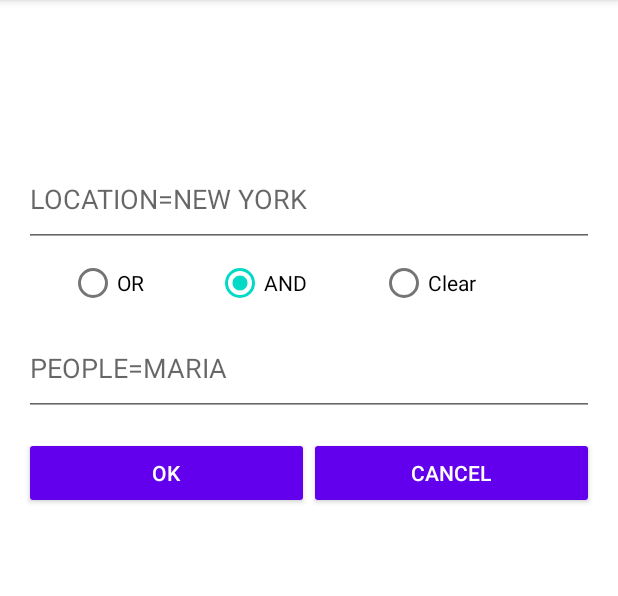
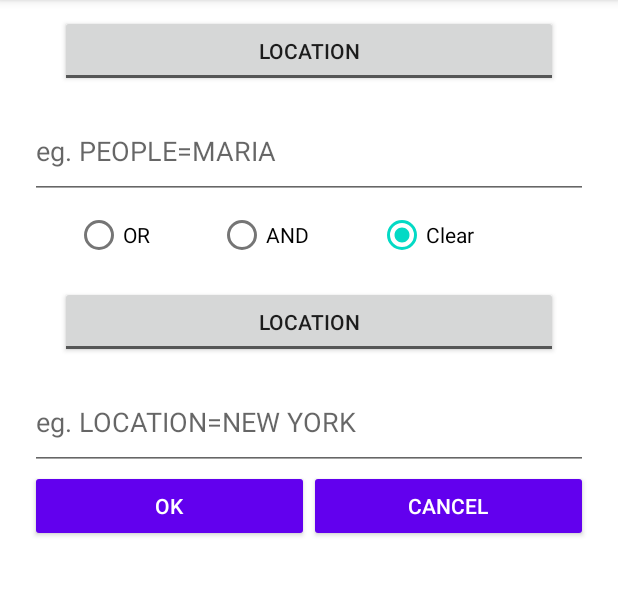
Before and after one commit to kmalv/Photo-Library, an Android app: the SearchFragment screen opened through its navigation route, after a tap on "OK", on a phone screen of 412 x 824 dp, the part 84-680 px from its top. Run offline under Robolectric (Android 15) with nearby library versions, the phone set to English and light mode, and no system bars; 1 other tap on this screen came first.

Commit message:
SEARCH IS IMPLEMENTED :)

```diff
--- a/app/src/main/java/softmeth/android/fragments/SearchFragment.java
+++ b/app/src/main/java/softmeth/android/fragments/SearchFragment.java
@@ -16,6 +16,7 @@ import android.widget.RadioButton;
 import android.widget.RadioGroup;
 import android.widget.TextView;
 import android.widget.Toast;
+import android.widget.ToggleButton;
 
 import java.util.ArrayList;
 
@@ -31,86 +32,168 @@ import softmeth.android.models.Tag;
  * create an instance of this fragment.
  */
 public class SearchFragment extends Fragment {
-    @Override
-    public void onCreate(Bundle savedInstanceState) {
-        super.onCreate(savedInstanceState);
-    }
-
-
-
+    private enum Filter { LOCATION, PERSON };
+    private ArrayList<String> autoCompleteList1;
+    private ArrayList<String> autoCompleteList2;
 
     @Override
     public View onCreateView(LayoutInflater inflater, ViewGroup container,
                              Bundle savedInstanceState) {
         // Inflate the layout for this fragment
-        View view = inflater.inflate(R.layout.fragment_login_for_search, container, false);
+        View view = inflater.inflate(R.layout.fragment_search, container, false);
 
-        ArrayList<String> formattedTags = createFormattedTagList(Loader.getAllTags());
+        autoCompleteList1 = createFormattedTagList(Filter.LOCATION, Loader.getAllTags());
+        autoCompleteList2 = createFormattedTagList(Filter.LOCATION, Loader.getAllTags());
 
-        RadioGroup rdgrp = (RadioGroup) view.findViewById(R.id.radioGroup);
+        // Radio groups
         RadioButton orrdb = (RadioButton) view.findViewById(R.id.OR_radio);
         RadioButton andrdb = (RadioButton) view.findViewById(R.id.AND_radio);
         RadioButton clearrdb = (RadioButton) view.findViewById(R.id.clear_radio_button);
 
-        EditText location = view.findViewById(R.id.location_text_field);
-        EditText people = view.findViewById(R.id.people_text_field);
+        // Toggles
+        ToggleButton firstToggle = (ToggleButton) view.findViewById(R.id.textfield1_toggle);
+        ToggleButton secondToggle = (ToggleButton) view.findViewById(R.id.textfield2_toggle);
 
-        AutoCompleteTextView editText = view.findViewById(R.id.location_text_field);
-        AutoCompleteTextView editText2 = view.findViewById(R.id.people_text_field);
-        ArrayAdapter<String> adapter1 = new ArrayAdapter<String>(getContext(), android.R.layout.simple_list_item_1, tags);
-        ArrayAdapter<String> adapter2 = new ArrayAdapter<String>(getContext(), android.R.layout.simple_list_item_1);
+        // Text fields and their adapters
+        AutoCompleteTextView editText1 = view.findViewById(R.id.textfield1);
+        AutoCompleteTextView editText2 = view.findViewById(R.id.textfield2);
 
-        editText.setAdapter(adapter1);
+        ArrayAdapter<String> adapter1 = new ArrayAdapter<String>(getContext(), android.R.layout.simple_list_item_1, autoCompleteList1);
+        ArrayAdapter<String> adapter2 = new ArrayAdapter<String>(getContext(), android.R.layout.simple_list_item_1, autoCompleteList2);
+
+        editText1.setAdapter(adapter1);
+        editText2.setAdapter(adapter2);
+
+        // On click listeners to reset filters
+        firstToggle.setOnClickListener(new View.OnClickListener() {
+            @Override
+            public void onClick(View view) {
+                if (firstToggle.isChecked())
+                {
+                    autoCompleteList1 = createFormattedTagList(Filter.PERSON, Loader.getAllTags());
+                    adapter1.clear();
+                    adapter1.addAll(autoCompleteList1);
+                }
+                else
+                {
+                    autoCompleteList1 = createFormattedTagList(Filter.LOCATION, Loader.getAllTags());
+                    adapter1.clear();
+                    adapter1.addAll(autoCompleteList1);
+                }
+            }
+        });
+
+        secondToggle.setOnClickListener(new View.OnClickListener() {
+            @Override
+            public void onClick(View view) {
+                if (secondToggle.isChecked()) {
+                    autoCompleteList2 = createFormattedTagList(Filter.PERSON, Loader.getAllTags());
+                    adapter2.clear();
+                    adapter2.addAll(autoCompleteList2);
+                }
+                else
+                {
+                    autoCompleteList2 = createFormattedTagList(Filter.LOCATION, Loader.getAllTags());
+                    adapter2.clear();
+                    adapter2.addAll(autoCompleteList2);
+                }
+            }
+        });
 
         // Ok button listener
         Button okButton = (Button) view.findViewById(R.id.ok_button);
         okButton.setOnClickListener(new View.OnClickListener() {
             @Override
-            public void onClick(View view)
-            {   // Search only if conditions are met
-                Boolean orSearch = false;
-                Boolean andSearch = false;
-                Boolean singleSearch = false;
-                Boolean hasLocation = false;
-                Boolean hasPeople = false;
+            public void onClick(View view) {
+                String query1 = editText1.getText().toString();
+                String query2 = editText2.getText().toString();
 
-                if(location.getText().toString().isEmpty() && (people.getText().toString().isEmpty())){
-                    Toast.makeText(getContext(), "No Tags Entered", Toast.LENGTH_SHORT).show();
+                // INVALID QUERY HANDLING/SINGLE SEARCH
+                // Null queries
+                if (query1.isEmpty() && query2.isEmpty()) {
+                    Toast.makeText(getContext(), "Invalid search. Please enter at least one query.", Toast.LENGTH_LONG).show();
+                    return;
                 }
-                else if (!people.getText().toString().isEmpty()){
-                    String ppl = people.getText().toString().toUpperCase();
-                    hasPeople = true;
+                // Single tag search
+                else if (query1.isEmpty() && !query2.isEmpty()) {
+                    // Make sure clear is selected
+                    if (clearrdb.isChecked()) {
+
+                        query2 = query2.toLowerCase();
+
+                        String key2 = (secondToggle.isChecked()) ? "PERSON" : "LOCATION";
+
+                        Loader.singleTagSearch(key2, query2);
+                        if (Loader.getSearchResults().isEmpty()) {
+                            Toast.makeText(getContext(), "No results for these queries. Please try again.", Toast.LENGTH_LONG).show();
+                            return;
+                        } else
+                            Navigation.findNavController(view).navigate(R.id.action_searchFragment_to_searchResultsFragment);
+                    } else {
+                        Toast.makeText(getContext(), "Invalid search criteria. Choose CLEAR for a single tag search.", Toast.LENGTH_SHORT).show();
+                        return;
+                    }
                 }
-                else if (!location.getText().toString().isEmpty()){
-                    String loc = location.getText().toString().toUpperCase();
-                    hasLocation = true;
+                // Single tag search
+                else if (!query1.isEmpty() && query2.isEmpty()) {
+                    // Make sure clear is selected
+                    if (clearrdb.isChecked()) {
+                        query1 = query1.toLowerCase();
+
+                        String key1 = (firstToggle.isChecked()) ? "PERSON" : "LOCATION";
+
+                        Loader.singleTagSearch(key1, query1);
+                        if (Loader.getSearchResults().isEmpty()) {
+                            Toast.makeText(getContext(), "No results for these queries. Please try again.", Toast.LENGTH_LONG).show();
+                            return;
+                        } else
+                            Navigation.findNavController(view).navigate(R.id.action_searchFragment_to_searchResultsFragment);
+                    } else {
+                        Toast.makeText(getContext(), "Invalid search criteria. Choose CLEAR for a single tag search.", Toast.LENGTH_SHORT).show();
+                        return;
+                    }
                 }
+                // Double tag search
+                else if (!(query1.isEmpty() && query2.isEmpty())) {
+                    // Make sure clear is NOT checked
+                    if (clearrdb.isChecked()) {
+                        Toast.makeText(getContext(), "Invalid search criteria. Choose AND or OR for a double tag search.", Toast.LENGTH_SHORT).show();
+                        return;
+                    } else {
+                        if (andrdb.isChecked()) {
+                            query1 = query1.toLowerCase();
+                            query2 = query2.toLowerCase();
 
-                if(hasLocation && hasPeople && orrdb.isChecked()){
-                    orSearch = true;
-                    // search loc || ppl;
-                    Toast.makeText(getContext(), "OR SEARCH", Toast.LENGTH_SHORT).show();
+                            String key1 = (firstToggle.isChecked()) ? "PERSON" : "LOCATION";
+                            String key2 = (secondToggle.isChecked()) ? "PERSON" : "LOCATION";
+
+                            Loader.doubleTagSearch(Loader.Search.AND, key1, query1, key2, query2);
+                            if (Loader.getSearchResults().isEmpty()) {
+                                Toast.makeText(getContext(), "No results for these queries. Please try again.", Toast.LENGTH_LONG).show();
+                                return;
+                            } else
+                                Navigation.findNavController(view).navigate(R.id.action_searchFragment_to_searchResultsFragment);
+                        } else if (orrdb.isChecked()) {
+
+                            query1 = query1.toLowerCase();
+                            query2 = query2.toLowerCase();
+
+                            String key1 = (firstToggle.isChecked()) ? "PERSON" : "LOCATION";
+                            String key2 = (secondToggle.isChecked()) ? "PERSON" : "LOCATION";
+
+                            Loader.doubleTagSearch(Loader.Search.OR, key1, query1, key2, query2);
+                            if (Loader.getSearchResults().isEmpty()) {
+                                Toast.makeText(getContext(), "No results for these queries. Please try again.", Toast.LENGTH_LONG).show();
+                                return;
+                            } else
+                                Navigation.findNavController(view).navigate(R.id.action_searchFragment_to_searchResultsFragment);
+                        } else {
+                            Toast.makeText(getContext(), "Unexpected error in search button listener. Please try again.", Toast.LENGTH_SHORT).show();
+                            return;
+                        }
+                    }
                 }
-                else if(hasLocation && hasPeople && clearrdb.isChecked()){
-                    Toast.makeText(getContext(), "SELECT A RADIO", Toast.LENGTH_SHORT).show();
-                }
-                else if(hasLocation && hasPeople && andrdb.isChecked()){
-                    andSearch = true;
-                    // search loc && ppl;
-                    Toast.makeText(getContext(), "AND SEARCH", Toast.LENGTH_SHORT).show();
-                }
-                else if ((hasLocation && !hasPeople) && clearrdb.isChecked()){
-                    singleSearch = true;
-                    // search loc;
-                    Toast.makeText(getContext(), "SINGLE SEARCH", Toast.LENGTH_SHORT).show();
-                }
-                else if ((!hasLocation && hasPeople) && clearrdb.isChecked()){
-                    singleSearch = true;
-                    // search ppl;
-                }
-                else
-                    Toast.makeText(getContext(), "Invalid search criteria", Toast.LENGTH_SHORT).show();
-                }
+            }
         });
 
         // Cancel button listener
@@ -119,28 +202,26 @@ public class SearchFragment extends Fragment {
             @Override
             public void onClick(View view)
             {
-                Navigation.findNavController(view).navigate(R.id.homeFragment);
-            }
-        });
-
-
-        rdgrp.setOnClickListener(new View.OnClickListener() {
-            @Override
-            public void onClick(View v) {
-                // Check which radiobutton was pressed
+                Navigation.findNavController(view).navigate(R.id.action_searchFragment_to_homeFragment);
             }
         });
 
         return view;
     }
 
-    private ArrayList<String> createFormattedTagList(ArrayList<Tag> tags)
+    private ArrayList<String> createFormattedTagList(Filter filter, ArrayList<Tag> tags)
     {
         ArrayList<String> formattedTags = new ArrayList<String>();
+        String filterKey = (filter == Filter.LOCATION) ? "LOCATION" : "PERSON";
 
         for (Tag t : tags)
-            formattedTags.add(t.getKey() + "=" + t.getValue());
-
+        {
+            if (t.getKey().equals(filterKey) && !formattedTags.contains(t.getValue()))
+            {
+                formattedTags.add(t.getValue());
+            }
+        }
+        System.out.println(formattedTags);
         return formattedTags;
     }
 }
--- a/app/src/main/res/layout/fragment_album.xml
+++ b/app/src/main/res/layout/fragment_album.xml
@@ -8,7 +8,7 @@
     tools:context=".fragments.AlbumFragment">
 
     <androidx.recyclerview.widget.RecyclerView
-        android:id="@+id/thumbnail_recyclerview"
+        android:id="@+id/results_recycleview"
         android:layout_width="match_parent"
         android:layout_height="wrap_content"
         android:layout_weight="1"
--- a/app/src/main/res/layout/fragment_login_for_search.xml
+++ /dev/null
@@ -1,96 +0,0 @@
-<?xml version="1.0" encoding="utf-8"?>
-<LinearLayout xmlns:android="http://schemas.android.com/apk/res/android"
-    xmlns:app="http://schemas.android.com/apk/res-auto"
-    xmlns:tools="http://schemas.android.com/tools"
-    android:id="@+id/LinearLayout"
-    android:layout_width="match_parent"
-    android:layout_height="match_parent"
-    android:orientation="vertical"
-    android:paddingVertical="100dp"
-    android:paddingLeft="@dimen/fragment_horizontal_margin"
-    android:paddingTop="@dimen/fragment_vertical_margin"
-    android:paddingRight="@dimen/fragment_horizontal_margin"
-    android:paddingBottom="@dimen/fragment_vertical_margin">
-
-    <AutoCompleteTextView
-        android:id="@+id/location_text_field"
-        android:layout_width="fill_parent"
-        android:layout_height="wrap_content"
-        android:layout_gravity="center"
-        android:hint="LOCATION=NEW YORK"
-        android:completionThreshold="7"
-        android:inputType="text|textAutoComplete|textCapCharacters"
-        android:paddingVertical="20dp"
-        android:selectAllOnFocus="true" />
-
-    <RadioGroup
-        android:id="@+id/radioGroup"
-        android:layout_width="match_parent"
-        android:layout_height="wrap_content"
-        android:layout_gravity="center"
-        android:orientation="horizontal"
-        android:paddingHorizontal="30dp">
-
-        <RadioButton
-            android:id="@+id/OR_radio"
-            android:layout_width="wrap_content"
-            android:layout_height="wrap_content"
-            android:layout_weight="1"
-            android:text="OR" />
-
-        <RadioButton
-            android:id="@+id/AND_radio"
-            android:layout_width="wrap_content"
-            android:layout_height="wrap_content"
-            android:layout_weight="1"
-            android:text="AND" />
-
-        <RadioButton
-            android:id="@+id/clear_radio_button"
-            android:layout_width="wrap_content"
-            android:layout_height="wrap_content"
-            android:layout_weight="1"
-            android:checked="true"
-            android:text="Clear" />
-
-    </RadioGroup>
-
-    <AutoCompleteTextView
-        android:id="@+id/people_text_field"
-        android:layout_width="fill_parent"
-        android:layout_height="wrap_content"
-        android:layout_gravity="center"
-        android:hint="PEOPLE=MARIA"
-        android:completionThreshold="7"
-        android:inputType="textAutoComplete|textCapCharacters"
-        android:paddingVertical="20dp"
-        android:selectAllOnFocus="true" />
-
-    <LinearLayout
-        android:layout_width="match_parent"
-        android:layout_height="76dp"
-        android:orientation="horizontal"
-        android:weightSum="2">
-
-        <Button
-            android:id="@+id/ok_button"
-            style="@style/Widget.AppCompat.Button.Small"
-            android:layout_width="0dp"
-            android:layout_height="wrap_content"
-            android:layout_gravity="center"
-            android:layout_weight="1"
-            android:enabled="true"
-            android:text="OK" />
-
-        <Button
-            android:id="@+id/cancel_button"
-            style="@style/Widget.AppCompat.Button.Small"
-            android:layout_width="0dp"
-            android:layout_height="wrap_content"
-            android:layout_gravity="center"
-            android:layout_weight="1"
-            android:enabled="true"
-            android:text="Cancel" />
-    </LinearLayout>
-
-</LinearLayout>
--- a/app/src/main/res/layout/fragment_search.xml
+++ b/app/src/main/res/layout/fragment_search.xml
@@ -28,7 +28,7 @@
             android:id="@+id/textfield1"
             android:layout_width="match_parent"
             android:layout_height="wrap_content"
-            android:completionThreshold="7"
+            android:completionThreshold="1"
             android:hint="eg. PEOPLE=MARIA"
             android:inputType="textAutoComplete|textCapCharacters"
             android:paddingVertical="20dp"
@@ -78,7 +78,7 @@
             android:id="@+id/textfield2"
             android:layout_width="match_parent"
             android:layout_height="wrap_content"
-            android:completionThreshold="7"
+            android:completionThreshold="1"
             android:hint="eg. LOCATION=NEW YORK"
             android:inputType="text|textAutoComplete|textCapCharacters"
             android:paddingVertical="20dp"
--- a/app/src/main/res/navigation/nav_graph.xml
+++ b/app/src/main/res/navigation/nav_graph.xml
@@ -30,10 +30,26 @@
         android:id="@+id/searchFragment"
         android:name="softmeth.android.fragments.SearchFragment"
         android:label="fragment_search"
-        tools:layout="@layout/fragment_search" />
+        tools:layout="@layout/fragment_search" >
+        <action
+            android:id="@+id/action_searchFragment_to_searchResultsFragment"
+            app:destination="@id/searchResultsFragment" />
+        <action
+            android:id="@+id/action_searchFragment_to_homeFragment"
+            app:destination="@id/homeFragment" />
+    </fragment>
     <fragment
         android:id="@+id/photoViewPagerFragment"
         android:name="softmeth.android.fragments.PhotoViewPagerFragment"
         android:label="fragment_photo_view_pager"
         tools:layout="@layout/fragment_photo_view_pager" />
+    <fragment
+        android:id="@+id/searchResultsFragment"
+        android:name="softmeth.android.fragments.SearchResultsFragment"
+        android:label="fragment_search_results"
+        tools:layout="@layout/fragment_search_results" >
+        <action
+            android:id="@+id/action_searchResultsFragment_to_homeFragment"
+            app:destination="@id/homeFragment" />
+    </fragment>
 </navigation>
```
Also changed, not shown: app/src/main/java/softmeth/android/fragments/AlbumFragment.java (+1 -6 lines), app/src/main/java/softmeth/android/fragments/SearchResultsFragment.java (added, +48 -0 lines), app/src/main/java/softmeth/android/models/Loader.java (+85 -0 lines), app/src/main/res/layout/fragment_search_results.xml (added, +27 -0 lines).
